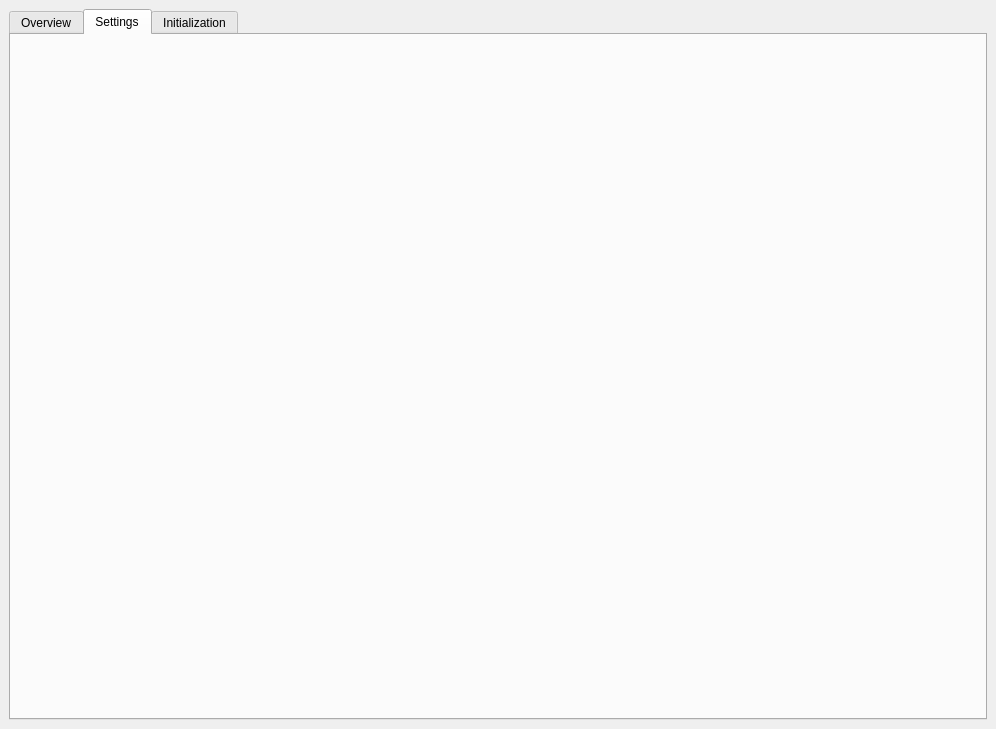
Qt form ui_main.ui (RichardMalcharek/24_BudgetBook) before a commit.
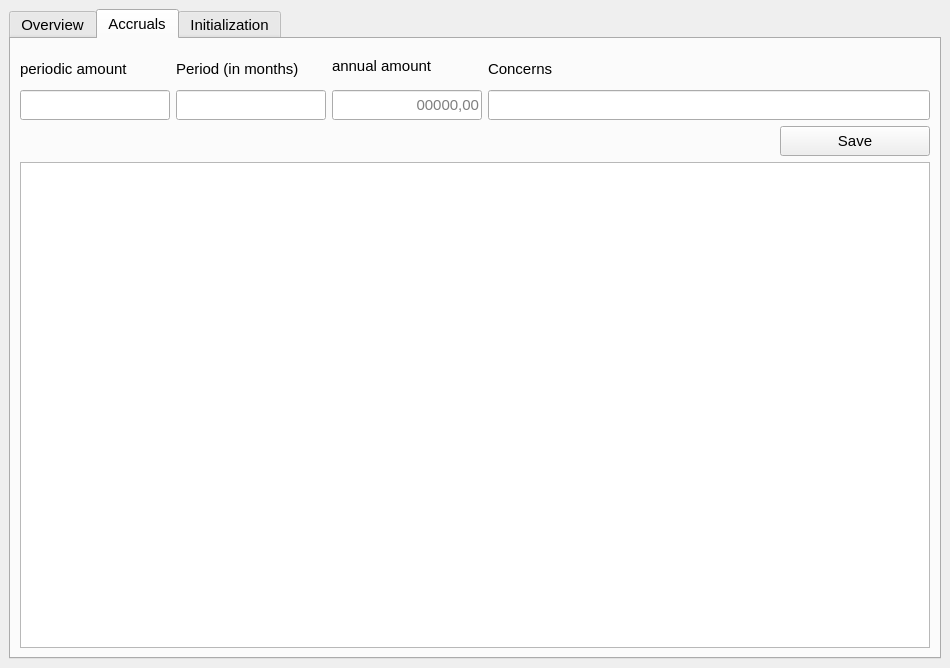
The same form after that commit. The open tabs and pages were chosen to show the change.

Commit message: prepared accruals, updated README

What changed in the file:
```diff
--- a/ui_main.ui
+++ b/ui_main.ui
@@ -6,20 +6,32 @@
    <rect>
     <x>0</x>
     <y>0</y>
-    <width>996</width>
-    <height>729</height>
+    <width>950</width>
+    <height>668</height>
    </rect>
   </property>
+  <property name="font">
+   <font>
+    <family>Arial</family>
+    <pointsize>10</pointsize>
+   </font>
+  </property>
   <property name="windowTitle">
    <string>Budget Book</string>
   </property>
   <widget class="QWidget" name="centralwidget">
    <layout class="QGridLayout" name="gridLayout">
-    <item row="0" column="1">
+    <item row="0" column="0">
      <widget class="QTabWidget" name="tabWidget">
       <property name="enabled">
        <bool>true</bool>
       </property>
+      <property name="font">
+       <font>
+        <family>Arial</family>
+        <pointsize>11</pointsize>
+       </font>
+      </property>
       <property name="currentIndex">
        <number>2</number>
       </property>
@@ -31,187 +43,261 @@
         <string>Overview</string>
        </attribute>
       </widget>
-      <widget class="QWidget" name="pg_settings">
-       <property name="enabled">
-        <bool>false</bool>
-       </property>
+      <widget class="QWidget" name="pg_accruals">
        <attribute name="title">
-        <string>Settings</string>
+        <string>Accruals</string>
        </attribute>
+       <layout class="QGridLayout" name="gridLayout_4">
+        <item row="3" column="1">
+         <widget class="QLineEdit" name="txt_accr_amount">
+          <property name="sizePolicy">
+           <sizepolicy hsizetype="Fixed" vsizetype="Fixed">
+            <horstretch>0</horstretch>
+            <verstretch>0</verstretch>
+           </sizepolicy>
+          </property>
+          <property name="minimumSize">
+           <size>
+            <width>150</width>
+            <height>30</height>
+           </size>
+          </property>
+          <property name="maximumSize">
+           <size>
+            <width>150</width>
+            <height>30</height>
+           </size>
+          </property>
+          <property name="text">
+           <string/>
+          </property>
+          <property name="alignment">
+           <set>Qt::AlignmentFlag::AlignRight|Qt::AlignmentFlag::AlignTrailing|Qt::AlignmentFlag::AlignVCenter</set>
+          </property>
+         </widget>
+        </item>
+        <item row="3" column="2">
+         <widget class="QLineEdit" name="txt_accr_period">
+          <property name="sizePolicy">
+           <sizepolicy hsizetype="Fixed" vsizetype="Fixed">
+            <horstretch>0</horstretch>
+            <verstretch>0</verstretch>
+           </sizepolicy>
+          </property>
+          <property name="minimumSize">
+           <size>
+            <width>150</width>
+            <height>30</height>
+           </size>
+          </property>
+          <property name="maximumSize">
+           <size>
+            <width>150</width>
+            <height>30</height>
+           </size>
+          </property>
+          <property name="text">
+           <string/>
+          </property>
+          <property name="alignment">
+           <set>Qt::AlignmentFlag::AlignRight|Qt::AlignmentFlag::AlignTrailing|Qt::AlignmentFlag::AlignVCenter</set>
+          </property>
+         </widget>
+        </item>
+        <item row="2" column="2">
+         <widget class="QLabel" name="lb_accr_period">
+          <property name="sizePolicy">
+           <sizepolicy hsizetype="Fixed" vsizetype="Preferred">
+            <horstretch>0</horstretch>
+            <verstretch>0</verstretch>
+           </sizepolicy>
+          </property>
+          <property name="minimumSize">
+           <size>
+            <width>150</width>
+            <height>30</height>
+           </size>
+          </property>
+          <property name="maximumSize">
+           <size>
+            <width>150</width>
+            <height>30</height>
+           </size>
+          </property>
+          <property name="text">
+           <string>Period (in months)</string>
+          </property>
+         </widget>
+        </item>
+        <item row="2" column="1">
+         <widget class="QLabel" name="lb_accr_amount">
+          <property name="sizePolicy">
+           <sizepolicy hsizetype="Fixed" vsizetype="Preferred">
+            <horstretch>0</horstretch>
+            <verstretch>0</verstretch>
+           </sizepolicy>
+          </property>
+          <property name="minimumSize">
+           <size>
+            <width>150</width>
+            <height>30</height>
+           </size>
+          </property>
+          <property name="maximumSize">
+           <size>
+            <width>150</width>
+            <height>30</height>
+           </size>
+          </property>
+          <property name="text">
+           <string>periodic amount</string>
+          </property>
+         </widget>
+        </item>
+        <item row="3" column="3">
+         <widget class="QLineEdit" name="txt_accr_annual">
+          <property name="sizePolicy">
+           <sizepolicy hsizetype="Fixed" vsizetype="Fixed">
+            <horstretch>0</horstretch>
+            <verstretch>0</verstretch>
+           </sizepolicy>
+          </property>
+          <property name="minimumSize">
+           <size>
+            <width>150</width>
+            <height>30</height>
+           </size>
+          </property>
+          <property name="maximumSize">
+           <size>
+            <width>150</width>
+            <height>30</height>
+           </size>
+          </property>
+          <property name="text">
+           <string/>
+          </property>
+          <property name="alignment">
+           <set>Qt::AlignmentFlag::AlignRight|Qt::AlignmentFlag::AlignTrailing|Qt::AlignmentFlag::AlignVCenter</set>
+          </property>
+          <property name="readOnly">
+           <bool>false</bool>
+          </property>
+          <property name="placeholderText">
+           <string>00000,00</string>
+          </property>
+         </widget>
+        </item>
+        <item row="1" column="3" rowspan="2">
+         <widget class="QLabel" name="lb_accr_annual">
+          <property name="sizePolicy">
+           <sizepolicy hsizetype="Fixed" vsizetype="Preferred">
+            <horstretch>0</horstretch>
+            <verstretch>0</verstretch>
+           </sizepolicy>
+          </property>
+          <property name="minimumSize">
+           <size>
+            <width>150</width>
+            <height>30</height>
+           </size>
+          </property>
+          <property name="maximumSize">
+           <size>
+            <width>150</width>
+            <height>30</height>
+           </size>
+          </property>
+          <property name="text">
+           <string>annual amount</string>
+          </property>
+         </widget>
+        </item>
+        <item row="5" column="5">
+         <widget class="QPushButton" name="btn_accr_save">
+          <property name="sizePolicy">
+           <sizepolicy hsizetype="Fixed" vsizetype="Fixed">
+            <horstretch>0</horstretch>
+            <verstretch>0</verstretch>
+           </sizepolicy>
+          </property>
+          <property name="minimumSize">
+           <size>
+            <width>150</width>
+            <height>30</height>
+           </size>
+          </property>
+          <property name="maximumSize">
+           <size>
+            <width>150</width>
+            <height>30</height>
+           </size>
+          </property>
+          <property name="text">
+           <string>Save</string>
+          </property>
+         </widget>
+        </item>
+        <item row="3" column="4" colspan="2">
+         <widget class="QLineEdit" name="txt_accr_concern">
+          <property name="sizePolicy">
+           <sizepolicy hsizetype="Expanding" vsizetype="Expanding">
+            <horstretch>0</horstretch>
+            <verstretch>0</verstretch>
+           </sizepolicy>
+          </property>
+          <property name="minimumSize">
+           <size>
+            <width>250</width>
+            <height>30</height>
+           </size>
+          </property>
+          <property name="maximumSize">
+           <size>
+            <width>16777215</width>
+            <height>30</height>
+           </size>
+          </property>
+          <property name="text">
+           <string/>
+          </property>
+         </widget>
+        </item>
+        <item row="2" column="4" colspan="2">
+         <widget class="QLabel" name="lb_acct_concern">
+          <property name="sizePolicy">
+           <sizepolicy hsizetype="Expanding" vsizetype="Expanding">
+            <horstretch>0</horstretch>
+            <verstretch>0</verstretch>
+           </sizepolicy>
+          </property>
+          <property name="minimumSize">
+           <size>
+            <width>250</width>
+            <height>30</height>
+           </size>
+          </property>
+          <property name="maximumSize">
+           <size>
+            <width>16777215</width>
+            <height>30</height>
+           </size>
+          </property>
+          <property name="text">
+           <string>Concerns</string>
+          </property>
+         </widget>
+        </item>
+        <item row="8" column="1" colspan="5">
+         <widget class="QTableWidget" name="tbl_accruals"/>
+        </item>
+       </layout>
       </widget>
       <widget class="QWidget" name="pg_initialization">
        <attribute name="title">
         <string>Initialization</string>
        </attribute>
        <layout class="QGridLayout" name="gridLayout_2">
-        <item row="1" column="0">
-         <widget class="QGroupBox" name="box_Database">
-          <property name="sizePolicy">
-           <sizepolicy hsizetype="Fixed" vsizetype="Preferred">
-            <horstretch>0</horstretch>
-            <verstretch>0</verstretch>
-           </sizepolicy>
-          </property>
-          <property name="minimumSize">
-           <size>
-            <width>500</width>
-            <height>164</height>
-           </size>
-          </property>
-          <property name="maximumSize">
-           <size>
-            <width>500</width>
-            <height>164</height>
-           </size>
-          </property>
-          <property name="title">
-           <string>Database</string>
-          </property>
-          <property name="alignment">
-           <set>Qt::AlignmentFlag::AlignLeading|Qt::AlignmentFlag::AlignLeft|Qt::AlignmentFlag::AlignTop</set>
-          </property>
-          <layout class="QGridLayout" name="gridLayout_4">
-           <property name="rightMargin">
-            <number>9</number>
-           </property>
-           <item row="4" column="0">
-            <widget class="QTextEdit" name="txt_tbl_bookings">
-             <property name="sizePolicy">
-              <sizepolicy hsizetype="Preferred" vsizetype="Fixed">
-               <horstretch>0</horstretch>
-               <verstretch>0</verstretch>
-              </sizepolicy>
-             </property>
-             <property name="minimumSize">
-              <size>
-               <width>0</width>
-               <height>35</height>
-              </size>
-             </property>
-             <property name="maximumSize">
-              <size>
-               <width>16777215</width>
-               <height>35</height>
-              </size>
-             </property>
-             <property name="readOnly">
-              <bool>true</bool>
-             </property>
-             <property name="html">
-              <string>&lt;!DOCTYPE HTML PUBLIC &quot;-//W3C//DTD HTML 4.0//EN&quot; &quot;http://www.w3.org/TR/REC-html40/strict.dtd&quot;&gt;
-&lt;html&gt;&lt;head&gt;&lt;meta name=&quot;qrichtext&quot; content=&quot;1&quot; /&gt;&lt;meta charset=&quot;utf-8&quot; /&gt;&lt;style type=&quot;text/css&quot;&gt;
-p, li { white-space: pre-wrap; }
-hr { height: 1px; border-width: 0; }
-li.unchecked::marker { content: &quot;\2610&quot;; }
-li.checked::marker { content: &quot;\2612&quot;; }
-&lt;/style&gt;&lt;/head&gt;&lt;body style=&quot; font-family:'Segoe UI'; font-size:9pt; font-weight:400; font-style:normal;&quot;&gt;
-&lt;p style=&quot; margin-top:0px; margin-bottom:0px; margin-left:0px; margin-right:0px; -qt-block-indent:0; text-indent:0px;&quot;&gt;tbl_bookings&lt;/p&gt;&lt;/body&gt;&lt;/html&gt;</string>
-             </property>
-             <property name="acceptRichText">
-              <bool>false</bool>
-             </property>
-            </widget>
-           </item>
-           <item row="3" column="0">
-            <widget class="QLabel" name="label_2">
-             <property name="sizePolicy">
-              <sizepolicy hsizetype="Preferred" vsizetype="Fixed">
-               <horstretch>0</horstretch>
-               <verstretch>0</verstretch>
-              </sizepolicy>
-             </property>
-             <property name="minimumSize">
-              <size>
-               <width>0</width>
-               <height>20</height>
-              </size>
-             </property>
-             <property name="maximumSize">
-              <size>
-               <width>16777215</width>
-               <height>20</height>
-              </size>
-             </property>
-             <property name="text">
-              <string>Table: Bookings</string>
-             </property>
-             <property name="alignment">
-              <set>Qt::AlignmentFlag::AlignBottom|Qt::AlignmentFlag::AlignLeading|Qt::AlignmentFlag::AlignLeft</set>
-             </property>
-            </widget>
-           </item>
-           <item row="2" column="0">
-            <widget class="QTextEdit" name="txt_db_name">
-             <property name="enabled">
-              <bool>true</bool>
-             </property>
-             <property name="sizePolicy">
-              <sizepolicy hsizetype="Preferred" vsizetype="Fixed">
-               <horstretch>0</horstretch>
-               <verstretch>0</verstretch>
-              </sizepolicy>
-             </property>
-             <property name="minimumSize">
-              <size>
-               <width>0</width>
-               <height>35</height>
-              </size>
-             </property>
-             <property name="maximumSize">
-              <size>
-               <width>16777215</width>
-               <height>35</height>
-              </size>
-             </property>
-             <property name="readOnly">
-              <bool>true</bool>
-             </property>
-             <property name="html">
-              <string>&lt;!DOCTYPE HTML PUBLIC &quot;-//W3C//DTD HTML 4.0//EN&quot; &quot;http://www.w3.org/TR/REC-html40/strict.dtd&quot;&gt;
-&lt;html&gt;&lt;head&gt;&lt;meta name=&quot;qrichtext&quot; content=&quot;1&quot; /&gt;&lt;meta charset=&quot;utf-8&quot; /&gt;&lt;style type=&quot;text/css&quot;&gt;
-p, li { white-space: pre-wrap; }
-hr { height: 1px; border-width: 0; }
-li.unchecked::marker { content: &quot;\2610&quot;; }
-li.checked::marker { content: &quot;\2612&quot;; }
-&lt;/style&gt;&lt;/head&gt;&lt;body style=&quot; font-family:'Segoe UI'; font-size:9pt; font-weight:400; font-style:normal;&quot;&gt;
-&lt;p style=&quot; margin-top:0px; margin-bottom:0px; margin-left:0px; margin-right:0px; -qt-block-indent:0; text-indent:0px;&quot;&gt;db_budgetbook&lt;/p&gt;&lt;/body&gt;&lt;/html&gt;</string>
-             </property>
-             <property name="acceptRichText">
-              <bool>false</bool>
-             </property>
-            </widget>
-           </item>
-           <item row="1" column="0">
-            <widget class="QLabel" name="label">
-             <property name="sizePolicy">
-              <sizepolicy hsizetype="Preferred" vsizetype="Fixed">
-               <horstretch>0</horstretch>
-               <verstretch>0</verstretch>
-              </sizepolicy>
-             </property>
-             <property name="minimumSize">
-              <size>
-               <width>0</width>
-               <height>20</height>
-              </size>
-             </property>
-             <property name="maximumSize">
-              <size>
-               <width>16777215</width>
-               <height>20</height>
-              </size>
-             </property>
-             <property name="text">
-              <string>Database name</string>
-             </property>
-             <property name="alignment">
-              <set>Qt::AlignmentFlag::AlignBottom|Qt::AlignmentFlag::AlignLeading|Qt::AlignmentFlag::AlignLeft</set>
-             </property>
-            </widget>
-           </item>
-          </layout>
-         </widget>
-        </item>
         <item row="0" column="0">
          <widget class="QGroupBox" name="box_Connect">
           <property name="sizePolicy">
```
Left out of the diff: 37 changed lines with no effect on the pictures. The commit also changes 7 other files.
